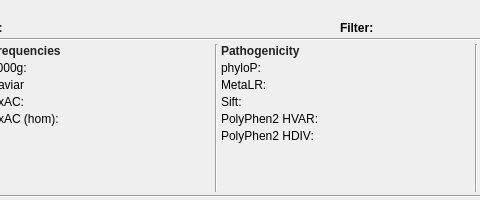
The window that src/GSvar/VariantDetailsDockWidget.ui (imgag/ngs-bits) describes before a commit, drawn with Qt 5; both pictures show x 430 to 910 and y 0 to 200 of the 1140 by 200 pixel window.
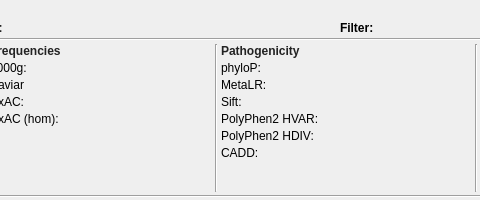
The same window after the commit. Icons and pictures are not drawn.

Commit message: GSvar: added CADD score to variant details widget.

Diff of the .ui file:
```diff
--- a/src/GSvar/VariantDetailsDockWidget.ui
+++ b/src/GSvar/VariantDetailsDockWidget.ui
@@ -756,6 +756,20 @@
           </property>
          </widget>
         </item>
+        <item row="6" column="0">
+         <widget class="QLabel" name="label_4">
+          <property name="text">
+           <string>CADD:</string>
+          </property>
+         </widget>
+        </item>
+        <item row="6" column="1">
+         <widget class="QLabel" name="cadd">
+          <property name="text">
+           <string/>
+          </property>
+         </widget>
+        </item>
        </layout>
       </item>
       <item>
```
The commit also changes 1 other file.
